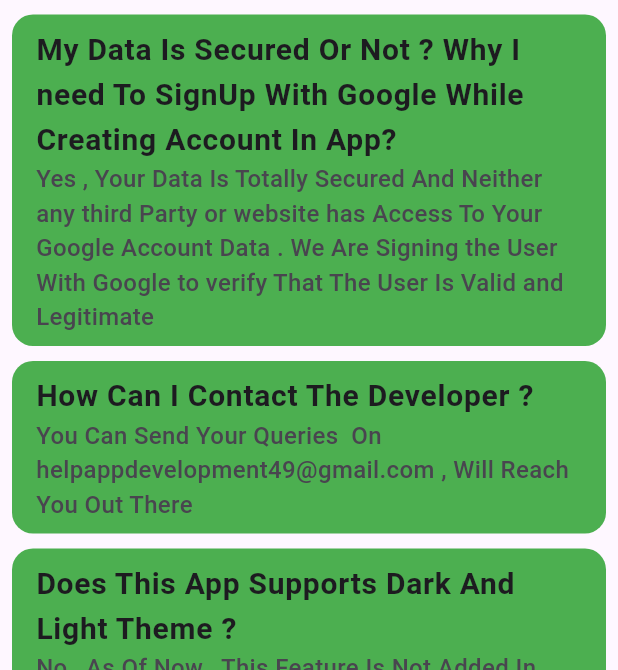
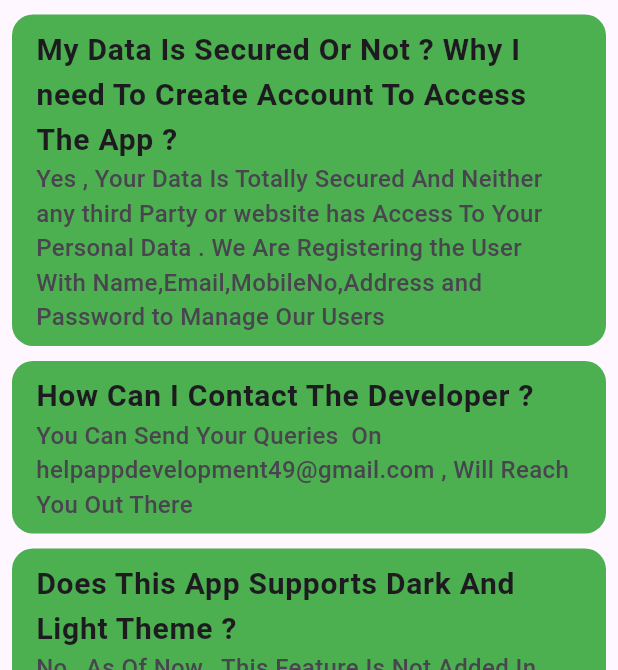
Before and after one commit to PRAFULDESHMUKH0435/Flutter_NewsApp, a Flutter app: the MyDRawer widget shown alone on an empty page, opened directly, after a tap on "Que & Ans", on a phone screen of 412 x 824 dp, the part 566-1236 px from its top. Run offline on Flutter 3.47's test engine with Material 3 defaults, Android fonts, the phone set to English and light mode, and no system bars; our stand-ins replace cloud_firestore, connectivity, firebase_auth, firebase_core, google_sign_in; missing offline and left inert: flutter_inappwebview; accounts and stored records are empty; network calls fail.

Commit message:
FINAL PRODUCTION CODE 3 FEB 2024

```diff
--- a/lib/CommonHelperServices/Drawer.dart
+++ b/lib/CommonHelperServices/Drawer.dart
@@ -16,6 +16,8 @@ class MyDRawer extends StatelessWidget {
   @override
   Widget build(BuildContext context) {
     return Drawer(
+      child: SingleChildScrollView(
+        scrollDirection: Axis.vertical,
         child: Column(
           children: [
             DrawerHeader(child: Row(
@@ -107,6 +109,7 @@ class MyDRawer extends StatelessWidget {
             )
           ],
         ),
+      ),
     );
   }
 }
--- a/lib/Screens/LoginScreen.dart
+++ b/lib/Screens/LoginScreen.dart
@@ -21,7 +21,6 @@ class _LoginScreenState extends State<LoginScreen> {
 
    final GlobalKey<FormState> _formkey = GlobalKey<FormState>();
 
-   // FirebaseServices firebaseservices = FirebaseServices();
 
    String? UserNameValidator(value){
      if(value.isEmpty){
@@ -140,9 +139,6 @@ class _LoginScreenState extends State<LoginScreen> {
   }
 
   Future SignInUser()  async{
-     // setState(() {
-     //   _isloading=true;
-     // });
 
      showDialog(context: context, builder: (context){
        return Center(child: CircularProgressIndicator());
@@ -150,15 +146,14 @@ class _LoginScreenState extends State<LoginScreen> {
 
      final _auth = await FirebaseAuth.instance;
      _auth.signInWithEmailAndPassword(
-         email: _usernamecontroller.text.toString(),
-         password: _passwordcontroller.text.toString())
+         email:_usernamecontroller.text.toString(),
+         password:_passwordcontroller.text.toString())
      .then((value){
        check.ShowSnackbar(context, "Login Successful");
        Navigator.pushAndRemoveUntil(context, MaterialPageRoute(builder: (context)=>HomeScreen()), (route) => false);
+     }).onError((error, stackTrace){
        Navigator.of(context).pop();
-     }).onError((error, stackTrace){
        check.ShowSnackbar(context, error.toString());
-       Navigator.of(context).pop();
      });
 
   }
--- a/lib/Screens/QueAndAns.dart
+++ b/lib/Screens/QueAndAns.dart
@@ -15,7 +15,7 @@ class QueAndAns extends StatelessWidget {
         children: [
           QueAnsContainer(que: "Does It Provides Daily Updated News", ans: "Yes , It Provides Updated News Which Fetches News From News API.org"),
           QueAnsContainer(que: "What If We Getting Issue While Fetching News?", ans: "You May Need To Wait For A While , Because In This App We Are Fetching News From NewsAPI.org in Free Plan, Which Gives Only 1000 Credits Per Day , So There Might Be More Requests Going to Server Which May Cause Error In Data Retrieving"),
-          QueAnsContainer(que: "My Data Is Secured Or Not ? Why I need To SignUp With Google While Creating Account In App?", ans: "Yes , Your Data Is Totally Secured And Neither any third Party or website has Access To Your Google Account Data . We Are Signing the User With Google to verify That The User Is Valid and Legitimate "),
+          QueAnsContainer(que: "My Data Is Secured Or Not ? Why I need To Create Account To Access The App ?", ans: "Yes , Your Data Is Totally Secured And Neither any third Party or website has Access To Your Personal Data . We Are Registering the User With Name,Email,MobileNo,Address and Password to Manage Our Users"),
           QueAnsContainer(que: "How Can I Contact The Developer ? ", ans: "You Can Send Your Queries  On ${emailaddress} , Will Reach You Out There"),
           QueAnsContainer(que: "Does This App Supports Dark And Light Theme ? ", ans: "No , As Of Now , This Feature Is Not Added In App , It Will Be Available in Next Build"),
         ],
```
Lines whose indentation alone changed are shown as unchanged.
